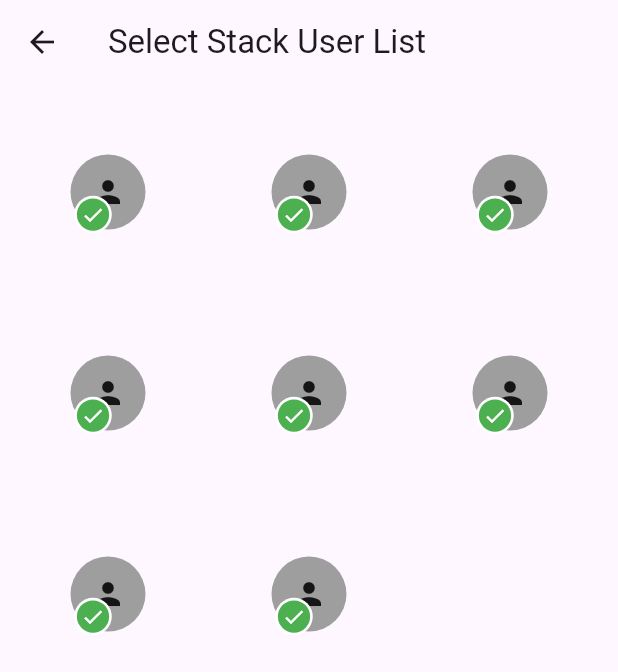
After one commit to Idanmal8/animation_repo_flutter, a Flutter app: the screen it shows after launch, after a tap on "Select users stack", on a phone screen of 412 x 824 dp. The commit adds this screen. Shown: the top 672 px of the screen. Run offline on Flutter 3.47's test engine with Material 3 defaults, Android fonts, the light colour scheme and no system bars; our stand-ins replace flutter_card_swiper.

Commit message:
select animation

```diff
--- a/animation_samples/lib/app.dart
+++ b/animation_samples/lib/app.dart
@@ -81,7 +81,15 @@ class MyApp extends StatelessWidget {
                           controller.navigateToRotatingTimeScreen(context),
                         },
                       ),
-                    )
+                    ),
+                    Card(
+                      child: ListTile(
+                        title: const Text('Select users stack'),
+                        onTap: () => {
+                          controller.navigateToSelectStackScreen(context),
+                        },
+                      ),
+                    ),
                   ],
                 ),
               );
--- a/animation_samples/lib/controller/home_screen_controller.dart
+++ b/animation_samples/lib/controller/home_screen_controller.dart
@@ -4,6 +4,8 @@ import 'package:animation_samples/half_circle_fill_precentege_screen/half_screen
 import 'package:animation_samples/pooping_cards_screen/pooping_cards_screen.dart';
 import 'package:animation_samples/rotating_time/rotating_time.dart';
 import 'package:animation_samples/scale_square_animation/scale_square_animation_screen.dart';
+import 'package:animation_samples/select_users_stack/select_stack_user_list.dart';
+import 'package:animation_samples/select_users_stack/select_users_stack.dart';
 import 'package:animation_samples/sliding_anywhere_pattern/sliding_squares.dart';
 import 'package:flutter/material.dart';
 
@@ -50,4 +52,10 @@ class HomeScreenController extends ChangeNotifier {
           builder: (context) => const RotatingTime()),
     );
   }
+  Future<void> navigateToSelectStackScreen(BuildContext context) async {
+    await Navigator.of(context).push(
+      MaterialPageRoute(
+          builder: (context) => const SelectStackUserList()),
+    );
+  }
 }
--- /dev/null
+++ b/animation_samples/lib/select_users_stack/select_stack_user_list.dart
@@ -0,0 +1,28 @@
+import 'package:animation_samples/select_users_stack/select_users_stack.dart';
+import 'package:flutter/material.dart';
+
+class SelectStackUserList extends StatelessWidget {
+  const SelectStackUserList({super.key});
+
+  @override
+  Widget build(BuildContext context) {
+    return Scaffold(
+      appBar: AppBar(
+        title: const Text('Select Stack User List'),
+      ),
+      body: GridView.builder(
+        gridDelegate: const SliverGridDelegateWithFixedCrossAxisCount(
+          crossAxisCount: 3, // Number of columns in the grid
+          childAspectRatio: 1, // Aspect ratio of the grid items
+          mainAxisSpacing: 10, // Spacing between rows
+          crossAxisSpacing: 10, // Spacing between columns
+        ),
+        padding: const EdgeInsets.all(10),
+        itemCount: 8, // Number of items in the grid
+        itemBuilder: (context, index) {
+          return const SelectUsersStack(size: 50); // Adjust size as needed
+        },
+      ),
+    );
+  }
+}
--- /dev/null
+++ b/animation_samples/lib/select_users_stack/select_users_stack.dart
@@ -0,0 +1,123 @@
+import 'package:flutter/material.dart';
+
+class SelectUsersStack extends StatefulWidget {
+  final double size;
+
+  const SelectUsersStack({super.key, this.size = 100});
+
+  @override
+  SelectUsersStackState createState() => SelectUsersStackState();
+}
+
+class SelectUsersStackState extends State<SelectUsersStack> with SingleTickerProviderStateMixin {
+  late AnimationController _controller;
+  late Animation<double> _animation;
+
+  @override
+  void initState() {
+    super.initState();
+    _controller = AnimationController(
+      duration: const Duration(milliseconds: 300),
+      vsync: this,
+    );
+    _animation = CurvedAnimation(
+      parent: _controller,
+      curve: Curves.easeInOut,
+    );
+    _controller.forward();
+  }
+
+  void toggleAnimation() {
+    if (_controller.status == AnimationStatus.completed) {
+      _controller.reverse();
+    } else if (_controller.status == AnimationStatus.dismissed) {
+      _controller.forward();
+    }
+  }
+
+  @override
+  void dispose() {
+    _controller.dispose();
+    super.dispose();
+  }
+
+  @override
+  Widget build(BuildContext context) {
+    final double smallCircleSize = widget.size * 0.5;
+    final double smallerCircleSize = widget.size * 0.43;
+    final double offset1 = widget.size * 0.05;
+    final double offset2 = widget.size * 0.085;
+    final double offset3 = widget.size * 0.015;
+
+    return Center(
+      child: GestureDetector(
+        onTap: toggleAnimation,
+        child: SizedBox(
+          width: widget.size,
+          height: widget.size,
+          child: Stack(
+            children: [
+              Container(
+                width: widget.size,
+                height: widget.size,
+                decoration: const BoxDecoration(
+                  shape: BoxShape.circle,
+                  color: Colors.grey,
+                ),
+                child: const Icon(Icons.person),
+              ),
+              AnimatedBuilder(
+                animation: _animation,
+                builder: (context, child) {
+                  return Stack(
+                    children: [
+                      Align(
+                        alignment: Alignment.bottomLeft,
+                        child: Transform.translate(
+                          offset: Offset(offset1, offset1),
+                          child: Transform.scale(
+                            scale: _animation.value,
+                            child: Container(
+                              width: smallCircleSize,
+                              height: smallCircleSize,
+                              decoration: const BoxDecoration(
+                                shape: BoxShape.circle,
+                                color: Colors.white,
+                              ),
+                            ),
+                          ),
+                        ),
+                      ),
+                      Align(
+                        alignment: Alignment.bottomLeft,
+                        child: Transform.translate(
+                          offset: Offset(offset2, offset3),
+                          child: Transform.scale(
+                            scale: _animation.value,
+                            child: Container(
+                              width: smallerCircleSize,
+                              height: smallerCircleSize,
+                              decoration: const BoxDecoration(
+                                shape: BoxShape.circle,
+                                color: Colors.green,
+                              ),
+                              child: const Icon(
+                                Icons.check,
+                                color: Colors.white,
+                                size: 16, // Adjusted to fit smaller size
+                              ),
+                            ),
+                          ),
+                        ),
+                      ),
+                    ],
+                  );
+                },
+              ),
+            ],
+          ),
+        ),
+      ),
+    );
+  }
+}
```
Also changed, not shown: animation_samples/lib/select_users_stack/widgets/bottom_circle.dart (added).
